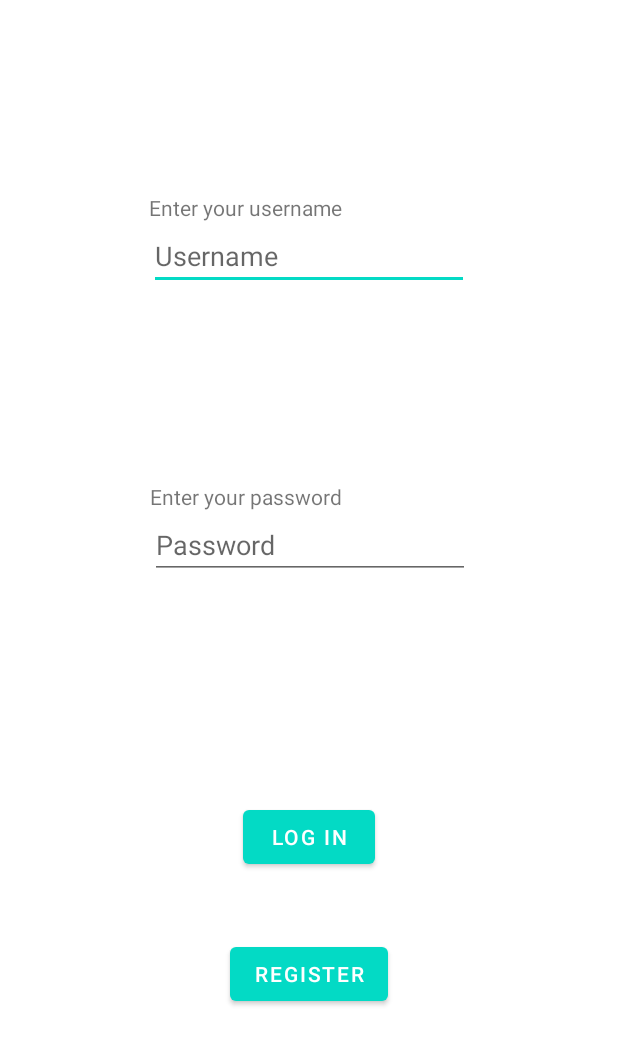
After one commit to TomRomanus/WorldBook, an Android app: the layout activity_login.xml on its own in the app's theme, with its tools: preview values and no code run, on a phone screen of 412 x 824 dp. The commit adds this screen. Shown: the top 1045 px of the screen. Run offline under Robolectric (Android 15) with nearby library versions, the phone set to English and light mode, and no system bars; network calls fail.

Commit message:
able to log in and change view to globe

```diff
--- a/app/src/main/res/layout/activity_globe.xml
+++ b/app/src/main/res/layout/activity_globe.xml
@@ -9,7 +9,7 @@
 
     <fragment
         android:id="@+id/fragment"
-        android:name="com.tomward.worldbook.WhirlyGlobe.HelloGlobeFragment"
+        android:name="com.tomward.worldbook.WhirlyGlobe.LocalGlobeFragment"
         android:layout_width="match_parent"
         android:layout_height="match_parent"
         app:layout_constraintBottom_toTopOf="parent"
--- /dev/null
+++ b/app/src/main/res/layout/activity_login.xml
@@ -0,0 +1,73 @@
+<?xml version="1.0" encoding="utf-8"?>
+<androidx.constraintlayout.widget.ConstraintLayout xmlns:android="http://schemas.android.com/apk/res/android"
+    xmlns:app="http://schemas.android.com/apk/res-auto"
+    xmlns:tools="http://schemas.android.com/tools"
+    android:layout_width="match_parent"
+    android:layout_height="match_parent"
+    tools:context=".MainActivity">
+
+    <EditText
+        android:id="@+id/txtUserName"
+        android:layout_width="wrap_content"
+        android:layout_height="wrap_content"
+        android:ems="10"
+        android:hint="Username"
+        android:inputType="textPersonName"
+        app:layout_constraintBottom_toTopOf="@+id/txtPassword"
+        app:layout_constraintEnd_toEndOf="parent"
+        app:layout_constraintStart_toStartOf="parent"
+        app:layout_constraintTop_toTopOf="parent" />
+
+    <EditText
+        android:id="@+id/txtPassword"
+        android:layout_width="wrap_content"
+        android:layout_height="wrap_content"
+        android:ems="10"
+        android:hint="Password"
+        android:inputType="textPassword"
+        app:layout_constraintBottom_toTopOf="@+id/btnLogin"
+        app:layout_constraintEnd_toEndOf="parent"
+        app:layout_constraintHorizontal_bias="0.502"
+        app:layout_constraintStart_toStartOf="parent"
+        app:layout_constraintTop_toBottomOf="@+id/txtUserName" />
+
+    <Button
+        android:id="@+id/btnLogin"
+        android:layout_width="wrap_content"
+        android:layout_height="wrap_content"
+        android:onClick="onBtnLogin_Clicked"
+        android:text="Log In"
+        app:layout_constraintBottom_toBottomOf="parent"
+        app:layout_constraintEnd_toEndOf="parent"
+        app:layout_constraintStart_toStartOf="parent"
+        app:layout_constraintTop_toTopOf="parent"
+        app:layout_constraintVertical_bias="0.688" />
+
+    <Button
+        android:id="@+id/btnToRegister"
+        android:layout_width="wrap_content"
+        android:layout_height="wrap_content"
+        android:layout_marginBottom="108dp"
+        android:onClick="onBtnToRegister_Clicked"
+        android:text="Register"
+        app:layout_constraintBottom_toBottomOf="parent"
+        app:layout_constraintEnd_toEndOf="parent"
+        app:layout_constraintStart_toStartOf="parent"
+        app:layout_constraintTop_toBottomOf="@+id/btnLogin" />
+
+    <TextView
+        android:id="@+id/txtEnterUsernameMain"
+        android:layout_width="wrap_content"
+        android:layout_height="wrap_content"
+        android:text="Enter your username"
+        app:layout_constraintBottom_toTopOf="@+id/txtUserName"
+        app:layout_constraintStart_toStartOf="@+id/txtUserName" />
+
+    <TextView
+        android:id="@+id/txtEnterPasswordMain"
+        android:layout_width="wrap_content"
+        android:layout_height="wrap_content"
+        android:text="Enter your password"
+        app:layout_constraintBottom_toTopOf="@+id/txtPassword"
+        app:layout_constraintStart_toStartOf="@+id/txtPassword" />
+</androidx.constraintlayout.widget.ConstraintLayout>
```
Also changed, not shown: app/src/main/java/com/tomward/worldbook/MainActivity.java (+5 -4 lines), app/src/main/java/com/tomward/worldbook/WhirlyGlobe/LocalGlobeFragment.java (added, +76 -0 lines), app/src/main/java/com/tomward/worldbook/WorldView/GlobeManager.java (added, +30 -0 lines), 1 other file.
